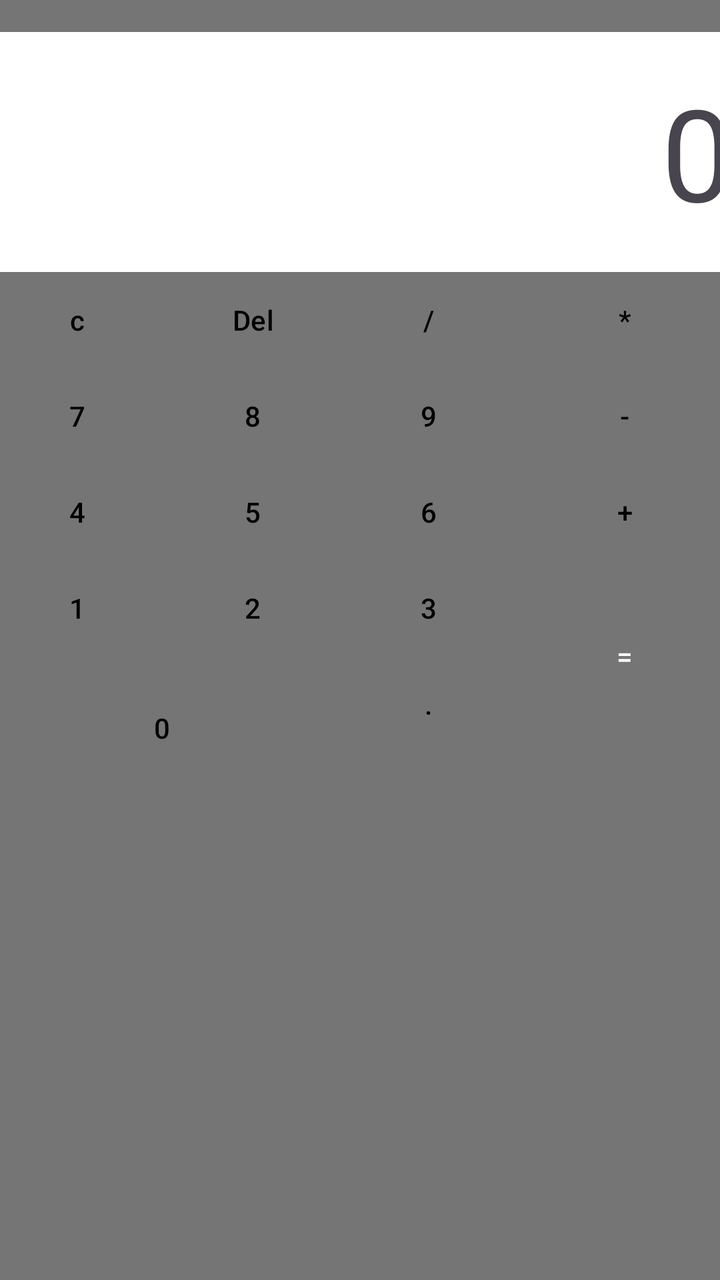
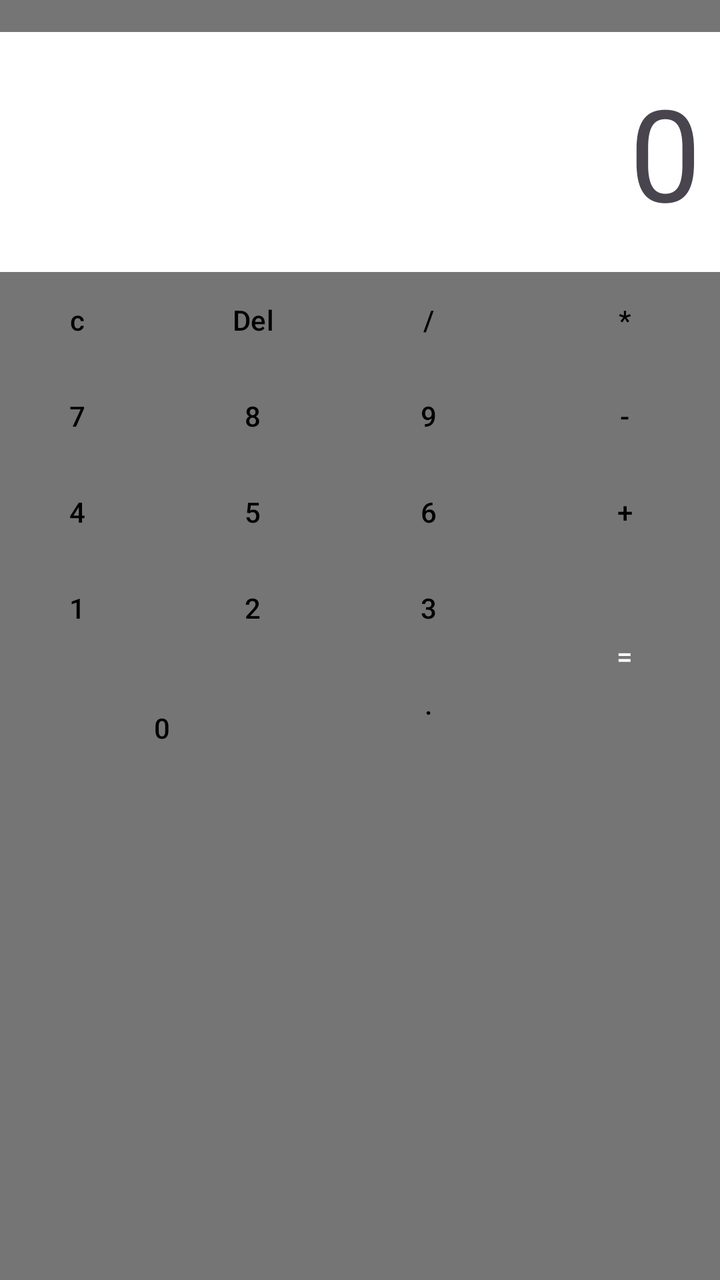

Two renders of the same Android screen: before a commit and after it. Below are the layout's source before the change and the commit's diff.
<!-- AndroidManifest.xml: application theme Theme.AndroidCalculator -->
<!-- res/layout/activity_main.xml -->
<?xml version="1.0" encoding="utf-8"?>
<androidx.constraintlayout.widget.ConstraintLayout xmlns:android="http://schemas.android.com/apk/res/android"
    xmlns:app="http://schemas.android.com/apk/res-auto"
    xmlns:tools="http://schemas.android.com/tools"
    android:id="@+id/main"
    android:background="@color/gray"
    android:layout_width="match_parent"
    android:layout_height="match_parent"
    tools:context=".MainActivity">


    <TextView
        android:id="@+id/textView"
        android:layout_width="372dp"
        android:layout_height="120dp"
        android:layout_marginTop="16dp"
        android:text="0"
        android:background="@color/white"
        android:textSize="64sp"
        android:gravity="end|center_vertical"
        app:layout_constraintEnd_toEndOf="parent"
        app:layout_constraintHorizontal_bias="0.487"
        app:layout_constraintStart_toStartOf="parent"
        app:layout_constraintTop_toTopOf="parent" />

    <Button
        android:id="@+id/btnC"
        style="@style/CalculatorButtonActions"
        android:layout_width="wrap_content"
        android:layout_height="wrap_content"
        android:text="c"
        app:layout_constraintStart_toStartOf="@+id/textView"
        app:layout_constraintTop_toBottomOf="@+id/textView" />

    <Button
        android:id="@+id/btnDel"
        style="@style/CalculatorButtonActions"
        android:layout_width="wrap_content"
        android:layout_height="wrap_content"
        android:text="Del"
        app:layout_constraintStart_toEndOf="@+id/btnC"
        app:layout_constraintTop_toTopOf="@+id/btnC" />

    <Button
        android:id="@+id/btnPerc"
        style="@style/CalculatorButtonActions"
        android:layout_width="wrap_content"
        android:layout_height="wrap_content"
        android:text="/"
        app:layout_constraintStart_toEndOf="@+id/btnDel"
        app:layout_constraintTop_toTopOf="@+id/btnDel" />

    <Button
        android:id="@+id/btnMult"
        style="@style/CalculatorButtonActions"
        android:layout_width="0dp"
        android:layout_height="wrap_content"
        android:text="*"
        app:layout_constraintEnd_toEndOf="@+id/textView"
        app:layout_constraintStart_toEndOf="@+id/btnPerc"
        app:layout_constraintTop_toTopOf="@+id/btnPerc" />

    <Button
        android:id="@+id/btn7"
        style="@style/CalculatorButtonNumbers"
        android:layout_width="wrap_content"
        android:layout_height="wrap_content"
        android:text="7"
        app:layout_constraintStart_toStartOf="@+id/btnC"
        app:layout_constraintTop_toBottomOf="@+id/btnC" />

    <Button
        android:id="@+id/btn8"
        style="@style/CalculatorButtonNumbers"
        android:layout_width="wrap_content"
        android:layout_height="wrap_content"
        android:text="8"
        app:layout_constraintStart_toEndOf="@+id/btnC"
        app:layout_constraintTop_toBottomOf="@+id/btnDel" />

    <Button
        android:id="@+id/btn9"
        style="@style/CalculatorButtonNumbers"
        android:layout_width="wrap_content"
        android:layout_height="wrap_content"
        android:text="9"
        app:layout_constraintStart_toEndOf="@+id/btnDel"
        app:layout_constraintTop_toBottomOf="@+id/btnPerc" />

    <Button
        android:id="@+id/btnMin"
        style="@style/CalculatorButtonActions"
        android:layout_width="0dp"
        android:layout_height="wrap_content"
        android:text="-"
        app:layout_constraintEnd_toEndOf="@+id/textView"
        app:layout_constraintStart_toEndOf="@+id/btnPerc"
        app:layout_constraintTop_toBottomOf="@+id/btnMult" />

    <Button
        android:id="@+id/btn4"
        style="@style/CalculatorButtonNumbers"
        android:layout_width="wrap_content"
        android:layout_height="wrap_content"
        android:text="4"
        app:layout_constraintStart_toStartOf="@+id/btn7"
        app:layout_constraintTop_toBottomOf="@+id/btn7" />

    <Button
        android:id="@+id/btn5"
        style="@style/CalculatorButtonNumbers"
        android:layout_width="wrap_content"
        android:layout_height="wrap_content"
        android:text="5"
        app:layout_constraintStart_toEndOf="@+id/btn7"
        app:layout_constraintTop_toBottomOf="@+id/btn8" />

    <Button
        android:id="@+id/btn6"
        style="@style/CalculatorButtonNumbers"
        android:layout_width="wrap_content"
        android:layout_height="wrap_content"
        android:text="6"
        app:layout_constraintStart_toEndOf="@+id/btn8"
        app:layout_constraintTop_toBottomOf="@+id/btn9" />

    <Button
        android:id="@+id/btnPlus"
        style="@style/CalculatorButtonActions"
        android:layout_width="0dp"
        android:layout_height="wrap_content"
        android:text="+"
        app:layout_constraintEnd_toEndOf="@+id/textView"
        app:layout_constraintStart_toEndOf="@+id/btn9"
        app:layout_constraintTop_toBottomOf="@+id/btnMin" />

    <Button
        android:id="@+id/btn1"
        style="@style/CalculatorButtonNumbers"
        android:layout_width="wrap_content"
        android:layout_height="wrap_content"
        android:text="1"
        app:layout_constraintStart_toStartOf="@+id/btn4"
        app:layout_constraintTop_toBottomOf="@+id/btn4" />

    <Button
        android:id="@+id/btn2"
        style="@style/CalculatorButtonNumbers"
        android:layout_width="wrap_content"
        android:layout_height="wrap_content"
        android:text="2"
        app:layout_constraintStart_toEndOf="@+id/btn4"
        app:layout_constraintTop_toBottomOf="@+id/btn5" />

    <Button
        android:id="@+id/btn3"
        style="@style/CalculatorButtonNumbers"
        android:layout_width="wrap_content"
        android:layout_height="wrap_content"
        android:text="3"
        app:layout_constraintStart_toEndOf="@+id/btn5"
        app:layout_constraintTop_toBottomOf="@+id/btn6" />

    <Button
        android:id="@+id/btnEq"
        style="@style/CalculatorButtonEquals"
        android:layout_width="0dp"
        android:layout_height="0dp"
        android:autoText="false"
        android:text="="
        app:layout_constraintBottom_toBottomOf="@+id/btnPoint"
        app:layout_constraintEnd_toEndOf="@+id/textView"
        app:layout_constraintStart_toEndOf="@+id/btn6"
        app:layout_constraintTop_toBottomOf="@+id/btnPlus" />

    <Button
        android:id="@+id/btn0"
        style="@style/CalculatorButtonNumbers"
        android:layout_width="173dp"
        android:layout_height="72dp"
        android:text="0"
        app:layout_constraintStart_toStartOf="@+id/btn1"
        app:layout_constraintTop_toBottomOf="@+id/btn1" />

    <Button
        android:id="@+id/btnPoint"
        style="@style/CalculatorButtonActions"
        android:layout_width="wrap_content"
        android:layout_height="wrap_content"
        android:text="."
        app:layout_constraintStart_toEndOf="@+id/btn2"
        app:layout_constraintTop_toBottomOf="@+id/btn3" />

</androidx.constraintlayout.widget.ConstraintLayout>
<!-- resources referenced by this layout -->
<resources>
  <color name="gray">#757575</color>
  <color name="white">#FFFFFFFF</color>
  <style name="CalculatorButtonActions" parent="Widget.Material3.Button">
      <item name="android:textColor">@color/black</item>
      <item name="backgroundTint">@color/blue_white</item>
  </style>
  <style name="CalculatorButtonEquals" parent="Widget.Material3.Button">
          <item name="android:textColor">@color/white</item>
          <item name="backgroundTint">@color/blue</item>
      </style>
  <style name="CalculatorButtonNumbers" parent="Widget.Material3.Button">
          <item name="android:textColor">@color/black</item>
          <item name="backgroundTint">@color/white</item>
      </style>
  <style name="Theme.AndroidCalculator" parent="Base.Theme.AndroidCalculator" />
  <color name="black">#FF000000</color>
  <color name="blue_white">#DCE8FD</color>
  <color name="blue">#0000FF</color>
  <style name="Base.Theme.AndroidCalculator" parent="Theme.Material3.DayNight.NoActionBar">
      </style>
</resources>

<!-- the commit's change to res/layout/activity_main.xml (unified diff, before → after) -->
@@ -16,6 +16,7 @@
         android:layout_marginTop="16dp"
         android:text="0"
         android:background="@color/white"
+        android:padding="16dp"
         android:textSize="64sp"
         android:gravity="end|center_vertical"
         app:layout_constraintEnd_toEndOf="parent"
